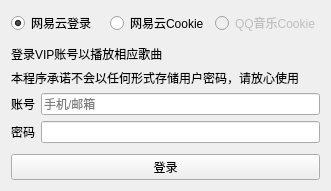
Old version of the form order_player/logindialog.ui in the repository iwxyi/NeveMusic.
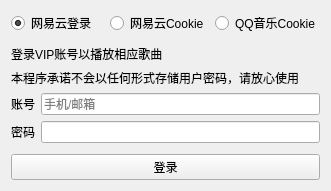
New version of the form.

```diff
--- a/order_player/logindialog.ui
+++ b/order_player/logindialog.ui
@@ -36,7 +36,7 @@
      <item>
       <widget class="QRadioButton" name="qqmusicCookieRadio">
        <property name="enabled">
-        <bool>false</bool>
+        <bool>true</bool>
        </property>
        <property name="text">
         <string>QQ音乐Cookie</string>
```
